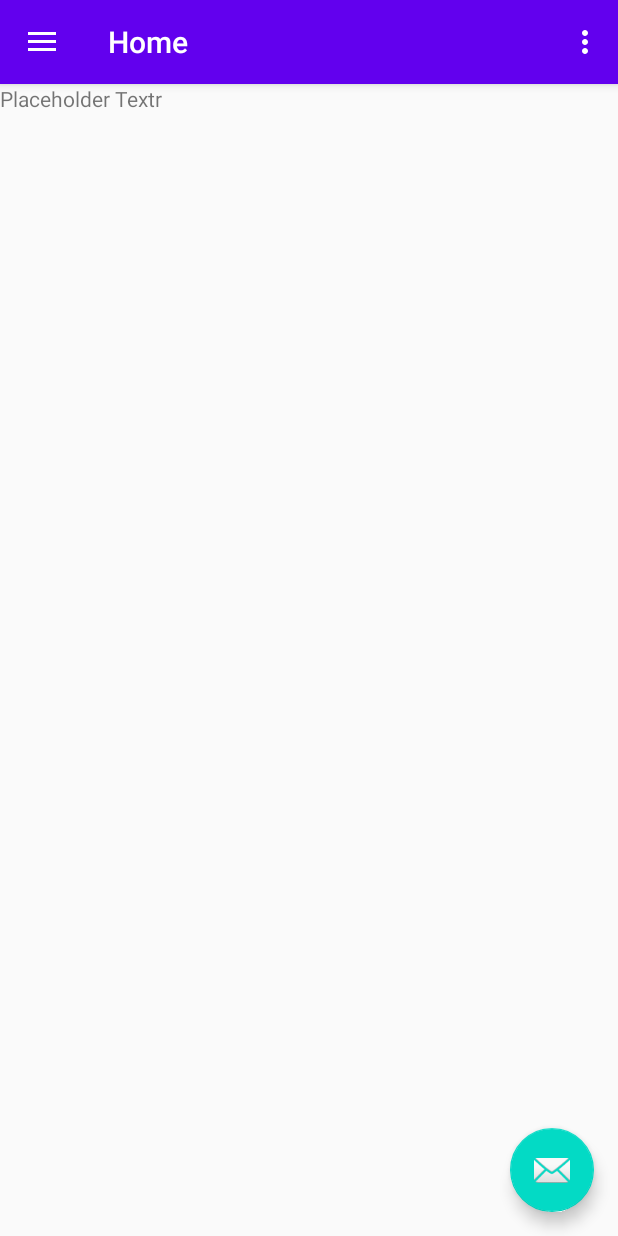
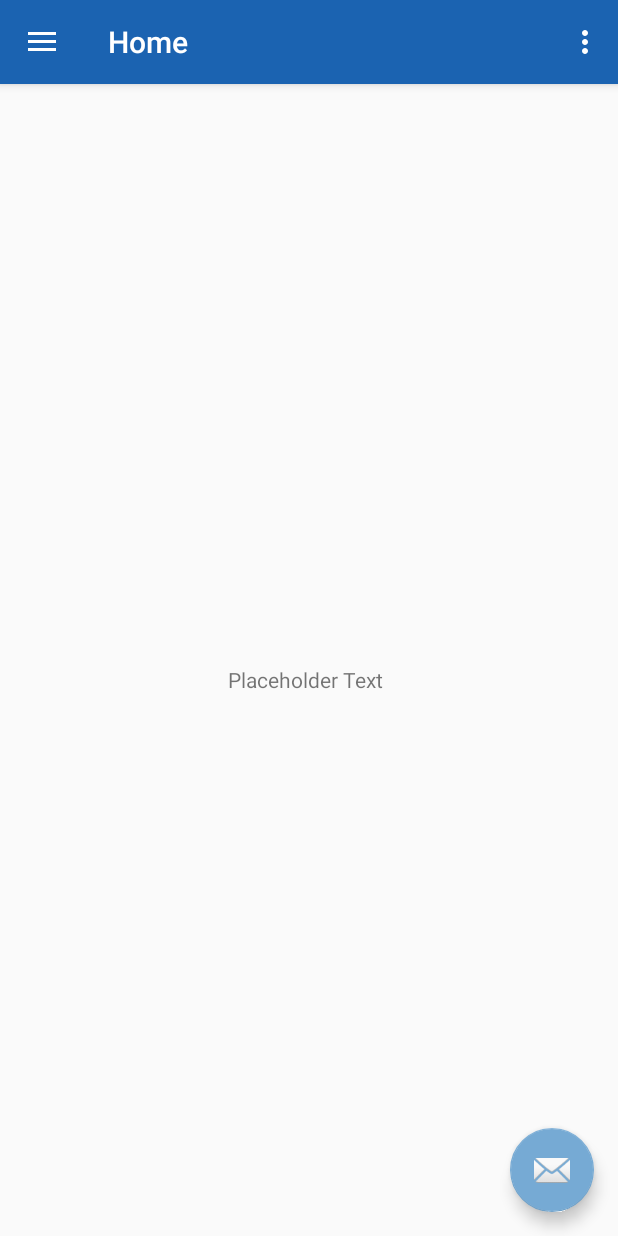
Before and after one commit to StephenWhelan/FortifyEdge, an Android app: the screen it shows after launch (MainActivity), on a phone screen of 412 x 824 dp. Run offline under Robolectric (Android 15) with nearby library versions, the phone set to English and light mode, and no system bars; our stand-ins replace navigation-ui.

Commit message:
color changes and some formatting changes

```diff
--- a/app/src/main/res/drawable/side_nav_bar.xml
+++ b/app/src/main/res/drawable/side_nav_bar.xml
@@ -2,8 +2,8 @@
     android:shape="rectangle">
     <gradient
         android:angle="135"
-        android:centerColor="#009688"
-        android:endColor="#00695C"
-        android:startColor="#4DB6AC"
+        android:centerColor="#1f72ad"
+        android:endColor="#2684c7"
+        android:startColor="#1f72ad"
         android:type="linear" />
 </shape>
--- a/app/src/main/res/layout/app_bar_main.xml
+++ b/app/src/main/res/layout/app_bar_main.xml
@@ -15,7 +15,7 @@
             android:id="@+id/toolbar"
             android:layout_width="match_parent"
             android:layout_height="?attr/actionBarSize"
-            android:background="?attr/colorPrimary"
+            android:background="@color/colorPrimary"
             app:popupTheme="@style/AppTheme.PopupOverlay" />
 
     </com.google.android.material.appbar.AppBarLayout>
--- a/app/src/main/res/layout/fragment_home.xml
+++ b/app/src/main/res/layout/fragment_home.xml
@@ -18,7 +18,15 @@
         android:id="@+id/textView2"
         android:layout_width="wrap_content"
         android:layout_height="wrap_content"
-        android:text="Placeholder Textr"
-        tools:layout_editor_absoluteX="151dp"
-        tools:layout_editor_absoluteY="369dp" />
+        android:layout_marginStart="151dp"
+        android:layout_marginLeft="151dp"
+        android:layout_marginTop="369dp"
+        android:layout_marginEnd="156dp"
+        android:layout_marginRight="156dp"
+        android:layout_marginBottom="343dp"
+        android:text="Placeholder Text"
+        app:layout_constraintBottom_toBottomOf="parent"
+        app:layout_constraintEnd_toEndOf="parent"
+        app:layout_constraintStart_toStartOf="parent"
+        app:layout_constraintTop_toTopOf="parent" />
 </androidx.constraintlayout.widget.ConstraintLayout>
--- a/app/src/main/res/menu/main.xml
+++ b/app/src/main/res/menu/main.xml
@@ -7,6 +7,7 @@
         android:title="@string/action_settings"
         app:showAsAction="never" />
     <item
+        android:id="@+id/Notifications"
         android:orderInCategory="101"
-        android:title="Notifications" />
+        android:title="@string/notifications" />
 </menu>
--- a/app/src/main/res/values/colors.xml
+++ b/app/src/main/res/values/colors.xml
@@ -1,6 +1,6 @@
 <?xml version="1.0" encoding="utf-8"?>
 <resources>
-    <color name="colorPrimary">#6200EE</color>
-    <color name="colorPrimaryDark">#3700B3</color>
-    <color name="colorAccent">#03DAC5</color>
+    <color name="colorPrimary">#1B63B1</color>
+    <color name="colorPrimaryDark">#1B63B1</color>
+    <color name="colorAccent">#76AAD4</color>
 </resources>
--- a/app/src/main/res/values/strings.xml
+++ b/app/src/main/res/values/strings.xml
@@ -6,6 +6,7 @@
     <string name="nav_header_subtitle">android.studio@android.com</string>
     <string name="nav_header_desc">Navigation header</string>
     <string name="action_settings">Settings</string>
+    <string name="notifications">Notifications</string>
 
     <string name="menu_contactTracing">Contact Tracing</string>
     <string name="menu_gallery">Gallery</string>
```
